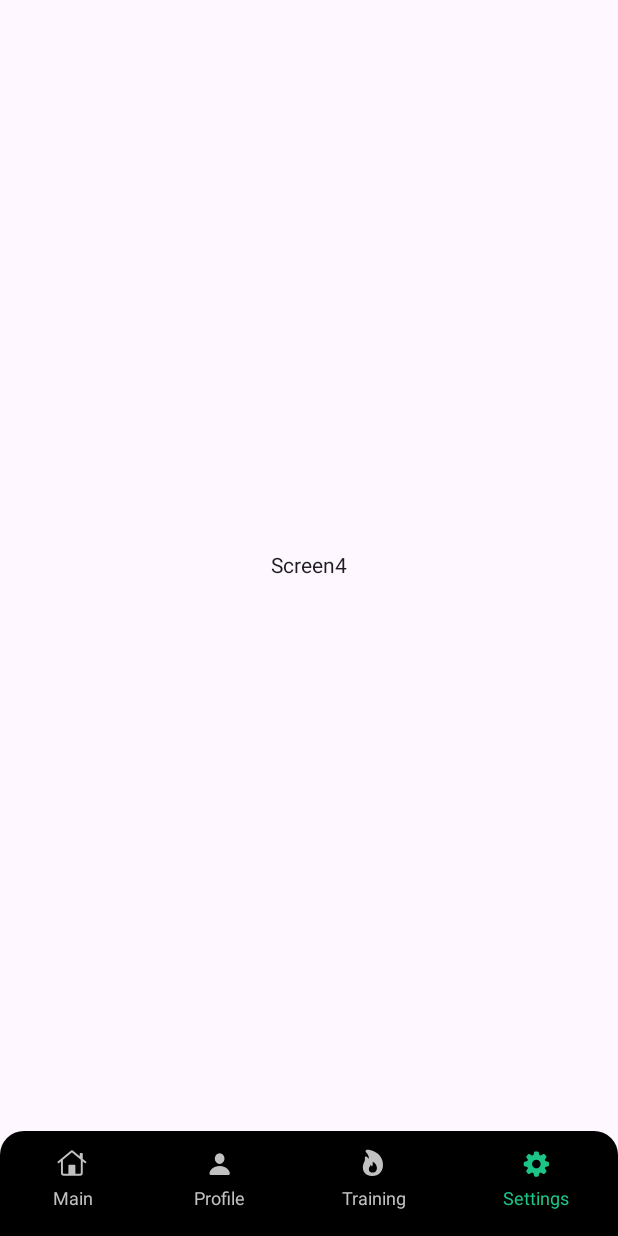
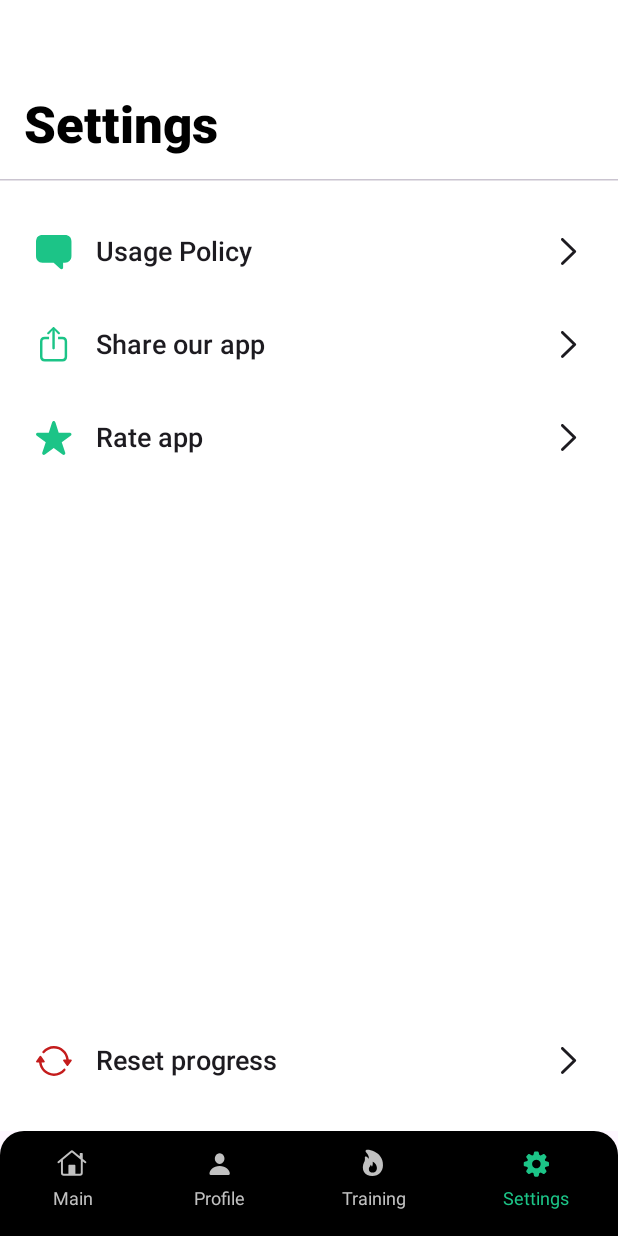
Before and after one commit to jopakula/TestApp, an Android app built with Jetpack Compose: the HomeScreen screen opened through its navigation route, after a tap on "Settings", on a phone screen of 412 x 824 dp. Run offline under Robolectric (Android 15) with nearby library versions, the phone set to English and light mode, and no system bars.

Commit message:
Settings screen was created

```diff
--- a/app/src/main/java/com/example/testapp/navigation/BottomNavigation.kt
+++ b/app/src/main/java/com/example/testapp/navigation/BottomNavigation.kt
@@ -8,7 +8,7 @@ import androidx.navigation.compose.composable
 import com.example.testapp.ui.screens.bottom.MainScreen
 import com.example.testapp.ui.screens.bottom.Screen2
 import com.example.testapp.ui.screens.bottom.Screen3
-import com.example.testapp.ui.screens.bottom.Screen4
+import com.example.testapp.ui.screens.bottom.SettingsScreen
 
 @Composable
 fun BottomNavigation(
@@ -25,7 +25,7 @@ fun BottomNavigation(
         composable(Screens.Main.screen) { MainScreen() }
         composable(Screens.Screen2.screen) { Screen2() }
         composable(Screens.Screen3.screen) { Screen3() }
-        composable(Screens.Screen4.screen) { Screen4() }
+        composable(Screens.Settings.screen) { SettingsScreen() }
     }
 
 }
--- a/app/src/main/java/com/example/testapp/navigation/Screens.kt
+++ b/app/src/main/java/com/example/testapp/navigation/Screens.kt
@@ -10,5 +10,5 @@ sealed class Screens(
     data object Main: Screens("main")
     data object Screen2: Screens("screen2")
     data object Screen3: Screens("screen3")
-    data object Screen4: Screens("screen4")
+    data object Settings: Screens("settings")
 }
--- a/app/src/main/java/com/example/testapp/ui/screens/bottom/Screen4.kt
+++ /dev/null
@@ -1,23 +0,0 @@
-package com.example.testapp.ui.screens.bottom
-
-import androidx.compose.foundation.layout.Arrangement
-import androidx.compose.foundation.layout.Column
-import androidx.compose.foundation.layout.fillMaxSize
-import androidx.compose.material3.Text
-import androidx.compose.runtime.Composable
-import androidx.compose.ui.Alignment
-import androidx.compose.ui.Modifier
-
-@Composable
-fun Screen4(){
-    Column(
-        modifier = Modifier
-            .fillMaxSize(),
-        verticalArrangement = Arrangement.Center,
-        horizontalAlignment = Alignment.CenterHorizontally,
-    ) {
-        Text(
-            text = "Screen4"
-        )
-    }
-}
--- /dev/null
+++ b/app/src/main/java/com/example/testapp/ui/screens/bottom/SettingsScreen.kt
@@ -0,0 +1,85 @@
+package com.example.testapp.ui.screens.bottom
+
+import androidx.compose.foundation.background
+import androidx.compose.foundation.layout.Arrangement
+import androidx.compose.foundation.layout.Column
+import androidx.compose.foundation.layout.fillMaxSize
+import androidx.compose.foundation.layout.fillMaxWidth
+import androidx.compose.foundation.layout.padding
+import androidx.compose.material3.HorizontalDivider
+import androidx.compose.material3.Text
+import androidx.compose.runtime.Composable
+import androidx.compose.ui.Alignment
+import androidx.compose.ui.Modifier
+import androidx.compose.ui.text.font.FontWeight
+import androidx.compose.ui.tooling.preview.Preview
+import androidx.compose.ui.unit.dp
+import androidx.compose.ui.unit.sp
+import com.example.testapp.R
+import com.example.testapp.uikit.common.BlackColor
+import com.example.testapp.uikit.common.GreenColor
+import com.example.testapp.uikit.common.RedColor
+import com.example.testapp.uikit.common.WhiteColor
+import com.example.testapp.uikit.settingsRow.MySettingsRow
+
+@Composable
+fun SettingsScreen() {
+    Column(
+        modifier = Modifier
+            .fillMaxSize()
+            .background(color = WhiteColor),
+        verticalArrangement = Arrangement.Top,
+        horizontalAlignment = Alignment.Start,
+    ) {
+        Text(
+            modifier = Modifier
+                .padding(start = 16.dp, top = 64.dp, end = 16.dp, bottom = 16.dp),
+            text = "Settings",
+            fontSize = 34.sp,
+            fontWeight = FontWeight.ExtraBold,
+            color = BlackColor
+        )
+        HorizontalDivider()
+
+        Column(
+            modifier = Modifier
+                .padding(16.dp)
+                .fillMaxSize(),
+            verticalArrangement = Arrangement.SpaceBetween,
+            horizontalAlignment = Alignment.CenterHorizontally
+        ) {
+            Column(
+                modifier = Modifier
+                    .fillMaxWidth()
+            ) {
+                MySettingsRow(
+                    iconRes = R.drawable.usage_policy,
+                    iconTint = GreenColor,
+                    text = "Usage Policy",
+                )
+                MySettingsRow(
+                    iconRes = R.drawable.share_our_app,
+                    iconTint = GreenColor,
+                    text = "Share our app",
+                )
+                MySettingsRow(
+                    iconRes = R.drawable.rate_app,
+                    iconTint = GreenColor,
+                    text = "Rate app",
+                )
+            }
+
+            MySettingsRow(
+                iconRes = R.drawable.reset_progress,
+                iconTint = RedColor,
+                text = "Reset progress",
+            )
+        }
+    }
+}
+
+@Composable
+@Preview
+private fun SettingsScreenPreview() {
+    SettingsScreen()
+}
--- a/app/src/main/java/com/example/testapp/ui/screens/start/HomeScreen.kt
+++ b/app/src/main/java/com/example/testapp/ui/screens/start/HomeScreen.kt
@@ -41,8 +41,8 @@ fun HomeScreen() {
                         2 -> navigationController.navigate(Screens.Screen3.screen) {
                             popUpTo(Screens.Screen3.screen) { inclusive = true }
                         }
-                        3 -> navigationController.navigate(Screens.Screen4.screen) {
-                            popUpTo(Screens.Screen4.screen) { inclusive = true }
+                        3 -> navigationController.navigate(Screens.Settings.screen) {
+                            popUpTo(Screens.Settings.screen) { inclusive = true }
                         }
                     }
                 }
--- a/app/src/main/java/com/example/testapp/uikit/common/Colors.kt
+++ b/app/src/main/java/com/example/testapp/uikit/common/Colors.kt
@@ -6,4 +6,5 @@ val WhiteColor = Color(0xFFFFFFFF)
 val BlackColor = Color(0xFF000000)
 val GrayColor = Color(0xFFCCCCCC)
 val GreenColor = Color(0xFF1CC487)
+val RedColor = Color(0xFFC41C1C)
 val UnSelectedIconColor = Color(0xFFC1C1C1)
--- /dev/null
+++ b/app/src/main/java/com/example/testapp/uikit/settingsRow/MySettingsRow.kt
@@ -0,0 +1,82 @@
+package com.example.testapp.uikit.settingsRow
+
+import androidx.compose.foundation.clickable
+import androidx.compose.foundation.interaction.MutableInteractionSource
+import androidx.compose.foundation.layout.Arrangement
+import androidx.compose.foundation.layout.Row
+import androidx.compose.foundation.layout.fillMaxWidth
+import androidx.compose.foundation.layout.height
+import androidx.compose.foundation.layout.padding
+import androidx.compose.foundation.layout.size
+import androidx.compose.foundation.shape.RoundedCornerShape
+import androidx.compose.material.ripple.rememberRipple
+import androidx.compose.material3.Icon
+import androidx.compose.material3.Text
+import androidx.compose.runtime.Composable
+import androidx.compose.runtime.remember
+import androidx.compose.ui.Alignment
+import androidx.compose.ui.Modifier
+import androidx.compose.ui.draw.clip
+import androidx.compose.ui.graphics.Color
+import androidx.compose.ui.res.painterResource
+import androidx.compose.ui.text.font.FontWeight
+import androidx.compose.ui.tooling.preview.Preview
+import androidx.compose.ui.unit.dp
+import androidx.compose.ui.unit.sp
+import com.example.testapp.R
+import com.example.testapp.uikit.common.GreenColor
+
+@Composable
+fun MySettingsRow(
+    iconRes: Int = R.drawable.shopping_card,
+    iconTint: Color = GreenColor,
+    text: String = "Text",
+    onClick: () -> Unit = {},
+) {
+    val interactionSource = remember { MutableInteractionSource() }
+    Row(
+        modifier = Modifier
+            .fillMaxWidth()
+            .height(62.dp)
+            .padding(8.dp)
+            .clip(RoundedCornerShape(16.dp))
+            .clickable(
+                onClick = onClick,
+                interactionSource = interactionSource,
+                indication = rememberRipple(),
+            ),
+        verticalAlignment = Alignment.CenterVertically,
+        horizontalArrangement = Arrangement.SpaceBetween,
+    ) {
+        Row(
+            verticalAlignment = Alignment.CenterVertically,
+            horizontalArrangement = Arrangement.Center,
+        ) {
+            Icon(
+                modifier = Modifier
+                    .padding(end = 16.dp)
+                    .size(24.dp),
+                painter = painterResource(iconRes),
+                contentDescription = null,
+                tint = iconTint,
+            )
+            Text(
+                text = text,
+                fontSize = 18.sp,
+                fontWeight = FontWeight.SemiBold,
+            )
+        }
+        Icon(
+            modifier = Modifier
+                .size(18.dp),
+            painter = painterResource(R.drawable.arrow),
+            contentDescription = null
+        )
+    }
+}
+
+@Composable
+@Preview
+private fun MySettingsRowPreview(){
+    MySettingsRow()
+}
--- /dev/null
+++ b/app/src/main/res/drawable/arrow.xml
@@ -0,0 +1,5 @@
+<vector xmlns:android="http://schemas.android.com/apk/res/android" android:height="34dp" android:viewportHeight="17" android:viewportWidth="10" android:width="20dp">
+
+    <path android:fillColor="#000000" android:pathData="M9.551,8.477C9.551,8.232 9.453,8.008 9.268,7.832L1.533,0.254C1.357,0.088 1.143,0 0.889,0C0.391,0 0,0.381 0,0.889C0,1.133 0.098,1.357 0.254,1.523L7.363,8.477L0.254,15.43C0.098,15.596 0,15.811 0,16.065C0,16.572 0.391,16.953 0.889,16.953C1.143,16.953 1.357,16.865 1.533,16.69L9.268,9.121C9.453,8.936 9.551,8.721 9.551,8.477Z"/>
+
+</vector>
--- /dev/null
+++ b/app/src/main/res/drawable/rate_app.xml
@@ -0,0 +1,9 @@
+<vector xmlns:android="http://schemas.android.com/apk/res/android"
+    android:width="22dp"
+    android:height="21dp"
+    android:viewportWidth="22"
+    android:viewportHeight="21">
+  <path
+      android:pathData="M4.161,20.547C4.561,20.859 5.069,20.752 5.675,20.313L10.841,16.514L16.017,20.313C16.622,20.752 17.12,20.859 17.53,20.547C17.931,20.244 18.018,19.746 17.774,19.033L15.733,12.959L20.948,9.209C21.554,8.779 21.798,8.33 21.642,7.842C21.485,7.373 21.026,7.139 20.274,7.148L13.878,7.188L11.934,1.084C11.7,0.361 11.349,0 10.841,0C10.343,0 9.991,0.361 9.757,1.084L7.813,7.188L1.417,7.148C0.665,7.139 0.206,7.373 0.05,7.842C-0.116,8.33 0.138,8.779 0.743,9.209L5.958,12.959L3.917,19.033C3.673,19.746 3.761,20.244 4.161,20.547Z"
+      android:fillColor="#1CC487"/>
+</vector>
--- /dev/null
+++ b/app/src/main/res/drawable/reset_progress.xml
@@ -0,0 +1,9 @@
+<vector xmlns:android="http://schemas.android.com/apk/res/android"
+    android:width="24dp"
+    android:height="20dp"
+    android:viewportWidth="24"
+    android:viewportHeight="20">
+  <path
+      android:pathData="M0.197,9.99C-0.184,10.527 -0.008,11.006 0.695,11.006H2.042C2.57,15.977 6.857,19.922 11.945,19.922C14.923,19.922 17.618,18.565 19.454,16.455C19.816,16.035 19.767,15.508 19.386,15.234C19.005,14.961 18.537,15.059 18.224,15.42C16.71,17.168 14.464,18.262 11.945,18.262C7.687,18.262 4.22,15.107 3.722,11.006H5.177C5.87,11.006 6.046,10.527 5.675,10L3.488,6.885C3.175,6.436 2.706,6.426 2.384,6.885L0.197,9.99ZM4.445,3.467C4.074,3.887 4.122,4.404 4.513,4.678C4.894,4.951 5.353,4.863 5.675,4.502C7.199,2.764 9.445,1.66 11.945,1.66C16.193,1.66 19.66,4.814 20.167,8.926H18.712C18.019,8.926 17.843,9.395 18.214,9.932L20.402,13.047C20.714,13.496 21.183,13.506 21.505,13.047L23.683,9.941C24.074,9.395 23.888,8.926 23.185,8.926H21.847C21.31,3.955 17.033,0 11.945,0C8.966,0 6.281,1.348 4.445,3.467Z"
+      android:fillColor="#C41C1C"/>
+</vector>
--- /dev/null
+++ b/app/src/main/res/drawable/share_our_app.xml
@@ -0,0 +1,9 @@
+<vector xmlns:android="http://schemas.android.com/apk/res/android"
+    android:width="18dp"
+    android:height="23dp"
+    android:viewportWidth="18"
+    android:viewportHeight="23">
+  <path
+      android:pathData="M3.066,22.041H14.268C16.309,22.041 17.334,21.025 17.334,19.014V9.268C17.334,7.256 16.309,6.24 14.268,6.24H11.543V7.813H14.238C15.205,7.813 15.762,8.34 15.762,9.355V18.926C15.762,19.941 15.205,20.469 14.238,20.469H3.086C2.109,20.469 1.572,19.941 1.572,18.926V9.355C1.572,8.34 2.109,7.813 3.086,7.813H5.791V6.24H3.066C1.025,6.24 0,7.256 0,9.268V19.014C0,21.025 1.025,22.041 3.066,22.041ZM8.662,14.394C9.082,14.394 9.443,14.043 9.443,13.633V3.604L9.385,2.139L10.039,2.832L11.523,4.414C11.66,4.57 11.856,4.648 12.051,4.648C12.451,4.648 12.764,4.355 12.764,3.955C12.764,3.75 12.676,3.594 12.529,3.447L9.229,0.264C9.033,0.068 8.867,0 8.662,0C8.467,0 8.301,0.068 8.096,0.264L4.795,3.447C4.648,3.594 4.57,3.75 4.57,3.955C4.57,4.355 4.863,4.648 5.273,4.648C5.459,4.648 5.674,4.57 5.811,4.414L7.285,2.832L7.949,2.139L7.891,3.604V13.633C7.891,14.043 8.242,14.394 8.662,14.394Z"
+      android:fillColor="#1CC487"/>
+</vector>
--- /dev/null
+++ b/app/src/main/res/drawable/usage_policy.xml
@@ -0,0 +1,5 @@
+<vector xmlns:android="http://schemas.android.com/apk/res/android" android:height="22dp" android:viewportHeight="21" android:viewportWidth="21" android:width="22dp">
+
+    <path android:fillColor="#1CC487" android:pathData="M14.941,20.572C15.488,20.572 15.811,20.172 15.811,19.566V16.725H16.904C19.16,16.725 20.684,15.182 20.684,12.838V4.371C20.684,2.018 19.16,0.631 16.904,0.631H3.779C1.426,0.631 0,2.027 0,4.371V12.838C0,15.172 1.426,16.725 3.779,16.725H10.283L13.818,19.947C14.277,20.377 14.551,20.572 14.941,20.572Z"/>
+
+</vector>
```
